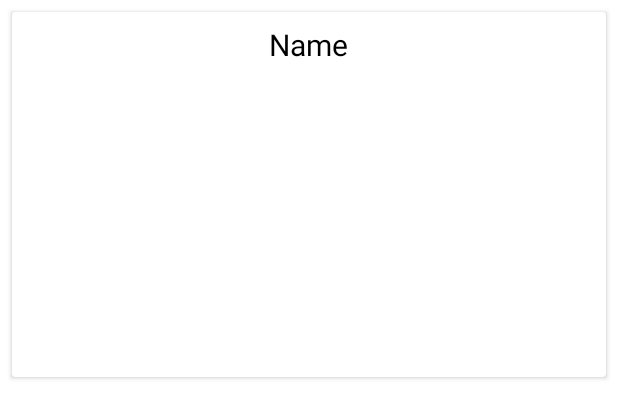
After one commit to yolokbrother/MobileARApplication, an Android app: the layout image_item.xml on its own in the app's theme, with its tools: preview values and no code run, on a phone screen of 412 x 824 dp. The commit adds this screen. Shown: the top 418 px of the screen. Run offline under Robolectric (Android 15) with nearby library versions, the phone set to English and light mode, and no system bars.

Commit message:
recycler view

```diff
--- a/app/build.gradle
+++ b/app/build.gradle
@@ -70,4 +70,5 @@ dependencies {
 
     //Picasso
     implementation 'com.squareup.picasso:picasso:2.5.1'
+
 }
--- a/app/src/main/java/com/example/myapplication/UploadPhotoActivity.kt
+++ b/app/src/main/java/com/example/myapplication/UploadPhotoActivity.kt
@@ -49,7 +49,7 @@ class UploadPhotoActivity : AppCompatActivity() {
         } else {
             uploadFile()
         }}
-        btnShowUpload.setOnClickListener(View.OnClickListener { })
+        btnShowUpload.setOnClickListener{startActivity( Intent(this, ImageActivity::class.java))}
     }
 
     //return File Extension
--- /dev/null
+++ b/app/src/main/res/layout/image_item.xml
@@ -0,0 +1,30 @@
+<?xml version="1.0" encoding="utf-8"?>
+<androidx.cardview.widget.CardView xmlns:android="http://schemas.android.com/apk/res/android"
+    android:layout_width="match_parent"
+    android:layout_height="wrap_content"
+    android:layout_margin="8dp">
+
+    <LinearLayout
+        android:layout_width="match_parent"
+        android:layout_height="wrap_content"
+        android:orientation="vertical">
+
+        <TextView
+            android:id="@+id/text_view_name"
+            android:layout_width="wrap_content"
+            android:layout_height="wrap_content"
+            android:layout_gravity="center_horizontal"
+            android:layout_marginBottom="8dp"
+            android:layout_marginTop="8dp"
+            android:text="Name"
+            android:textColor="@android:color/black"
+            android:textSize="20sp" />
+
+        <ImageView
+            android:id="@+id/image_view_upload"
+            android:layout_width="match_parent"
+            android:layout_height="200dp" />
+
+    </LinearLayout>
+
+</androidx.cardview.widget.CardView>
```
Also changed, not shown: app/src/main/AndroidManifest.xml (+7 -0 lines), app/src/main/java/com/example/myapplication/ImageActivity.java (added, +14 -0 lines), app/src/main/res/layout/activity_image.xml (added, +14 -0 lines).
